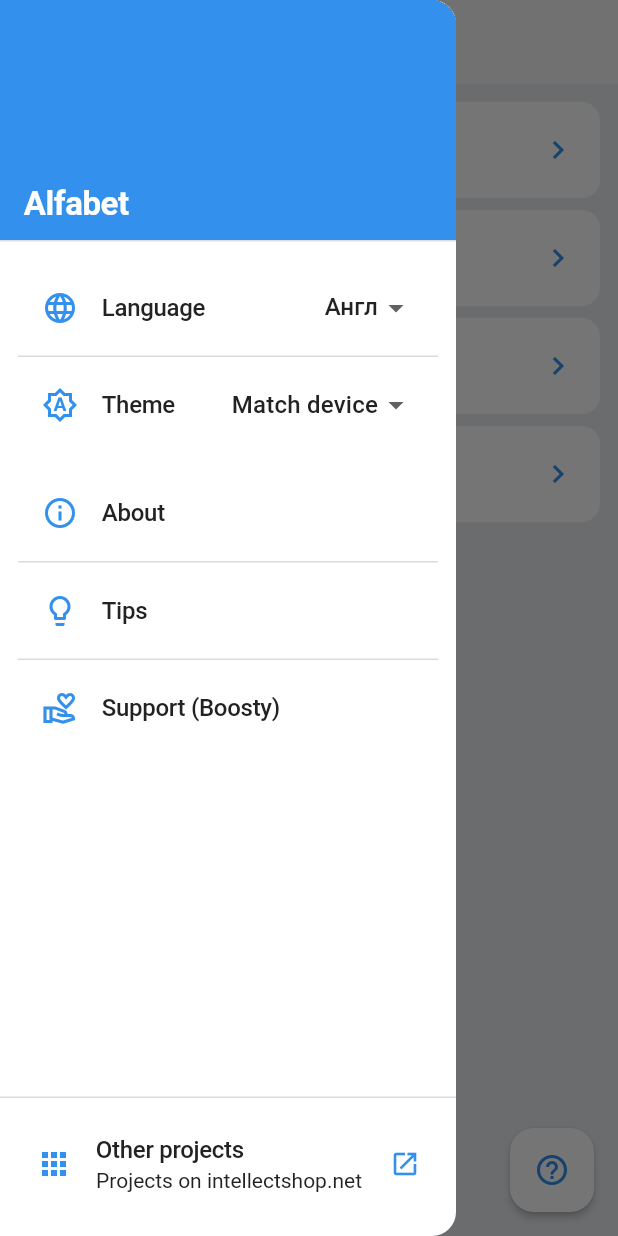
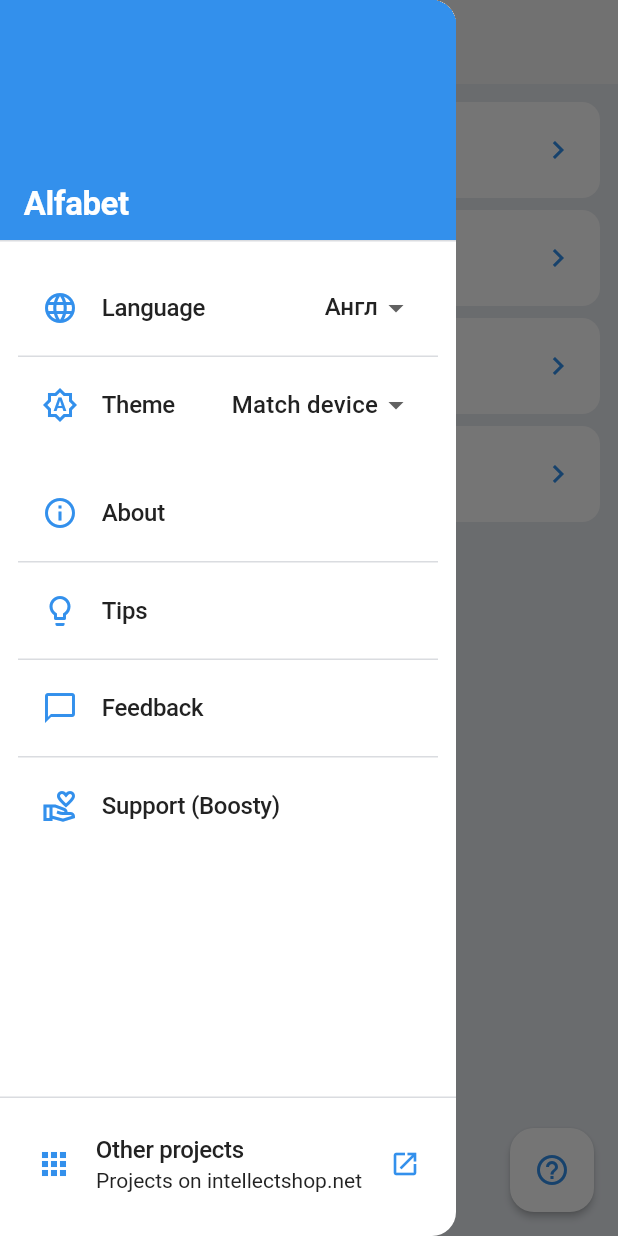
Before and after one commit to unomat20b/alphabet, a Flutter app: the screen it shows after launch, with the side drawer open, on a phone screen of 412 x 824 dp. Run offline on Flutter 3.47's test engine with Material 3 defaults, Android fonts, the phone set to English and light mode, and no system bars; our stand-ins replace easy_localization, shared_preferences; project files that could hold a hidden picture were left out.

Commit message:
Feedback form (api-feedback, source=alphabet); localize text settings labels.
Co-authored-by: Cursor <cursoragent@cursor.com>

```diff
--- a/langs/en.json
+++ b/langs/en.json
@@ -42,5 +42,22 @@
   "donate_error": "Could not open the link",
   "tips": "Tips",
   "tips_text": "1. Start with vowels. First, replace only the vowels with letters from the new alphabet. This is easier and helps you get used to the new symbols.\n\n2. Don't rush! Don't try to replace all the letters at once. Read familiar text, gradually adding new letters so your brain can adapt.\n\n3. Read with partial replacements. Read the same familiar text for a long time, gradually increasing the number of replaced letters. This is more effective than switching to full replacement immediately.\n\n4. Move to consonants after vowels. Once you've memorized the vowels, start replacing consonants.\n\n5. Leave complex paired sounds for later. Combinations like CH, TCH, DJ are best learned after you've mastered individual vowels and consonants.\n\n6. Use pop-up options for similar sounds. If a letter has several writing options, choose the most suitable one via the pop-up.",
+  "feedback_menu": "Feedback",
+  "feedback_title": "Share ideas, suggestions, or comments",
+  "feedback_name": "Name",
+  "feedback_name_hint": "Optional",
+  "feedback_email": "Email",
+  "feedback_email_required": "Please enter your email",
+  "feedback_email_invalid": "That does not look like a valid email",
+  "feedback_message": "Message",
+  "feedback_message_required": "Please enter your message",
+  "feedback_send": "Send",
+  "feedback_cancel": "Cancel",
+  "feedback_success": "Thank you — your message was sent.",
+  "feedback_error": "Could not send. Please try again later.",
+  "text_settings_tooltip": "Text settings",
+  "text_size_label": "Size:",
+  "text_color_label": "Color:",
+  "text_bold_label": "Bold:",
   "ok": "OK"
 }
--- a/langs/ru.json
+++ b/langs/ru.json
@@ -42,5 +42,22 @@
   "donate_error": "Не удалось открыть ссылку",
   "tips": "Полезные советы",
   "tips_text": "1. Начинайте с гласных. Сначала заменяйте только гласные буквы на буквы нового алфавита. Это проще и поможет привыкнуть к новым символам.\n\n2. Не спешите! Не пытайтесь сразу заменить все буквы. Читайте знакомый текст, постепенно добавляя новые буквы, чтобы мозг успевал привыкать.\n\n3. Чтение с частичными заменами. Долго читайте один и тот же знакомый текст, постепенно увеличивая количество заменённых букв. Это эффективнее, чем сразу переходить к полному переводу.\n\n4. Переходите к согласным после гласных. Когда гласные запомнились, начинайте заменять согласные буквы.\n\n5. Оставьте сложные парные звуки напоследок. Такие сочетания, как ТЧ, Ч, ДЖ, лучше осваивать после того, как освоены отдельные гласные и согласные.\n\n6. Используйте pop-up варианты для похожих звуков. Если буква имеет несколько вариантов написания, выбирайте наиболее подходящий через pop-up.",
+  "feedback_menu": "Обратная связь",
+  "feedback_title": "Пишите идеи, предложения или замечания",
+  "feedback_name": "Имя",
+  "feedback_name_hint": "Необязательно",
+  "feedback_email": "Email",
+  "feedback_email_required": "Укажите email",
+  "feedback_email_invalid": "Похоже на неверный email",
+  "feedback_message": "Сообщение",
+  "feedback_message_required": "Введите текст сообщения",
+  "feedback_send": "Отправить",
+  "feedback_cancel": "Отмена",
+  "feedback_success": "Спасибо, сообщение отправлено.",
+  "feedback_error": "Не удалось отправить. Попробуйте позже.",
+  "text_settings_tooltip": "Настройки текста",
+  "text_size_label": "Размер:",
+  "text_color_label": "Цвет:",
+  "text_bold_label": "Жирный:",
   "ok": "OK"
 }
--- a/lib/screens/language_select_screen.dart
+++ b/lib/screens/language_select_screen.dart
@@ -27,6 +27,7 @@ import '../data/alphabets/english_to_greek.dart';
 import '../data/alphabets/english_greek_button_map.dart';
 import 'text_source_screen.dart';
 import '../widgets/telegram_section_card.dart';
+import '../widgets/feedback_dialog.dart';
 
 final Uri _boostyDonateUri = Uri.parse('https://boosty.to/daysw/donate');
 final Uri _intellectshopProjectsUri =
@@ -181,6 +182,15 @@ class LanguageSelectScreen extends StatelessWidget {
                                 ],
                               ),
                             );
+                          },
+                        ),
+                        const Divider(height: 1),
+                        ListTile(
+                          leading: const Icon(Icons.chat_bubble_outline),
+                          title: Text('feedback_menu'.tr()),
+                          onTap: () {
+                            Navigator.pop(context);
+                            showFeedbackDialog(context);
                           },
                         ),
                         const Divider(height: 1),
--- a/pubspec.yaml
+++ b/pubspec.yaml
@@ -37,6 +37,7 @@ dependencies:
   # Use with the CupertinoIcons class for iOS style icons.
   cupertino_icons: ^1.0.8
   url_launcher: ^6.3.1
+  http: ^1.4.0
   shared_preferences: ^2.5.3
   flutter_web_plugins:
     sdk: flutter
```
Also changed, not shown: lib/screens/edit_screen.dart (+25 -18 lines), lib/services/feedback_api.dart (added, +66 -0 lines), lib/widgets/feedback_dialog.dart (added, +132 -0 lines), pubspec.lock.
